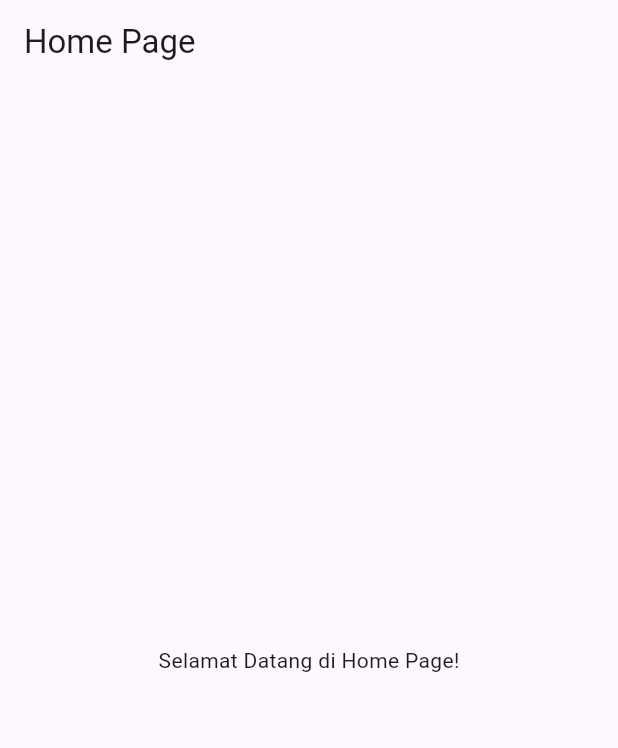
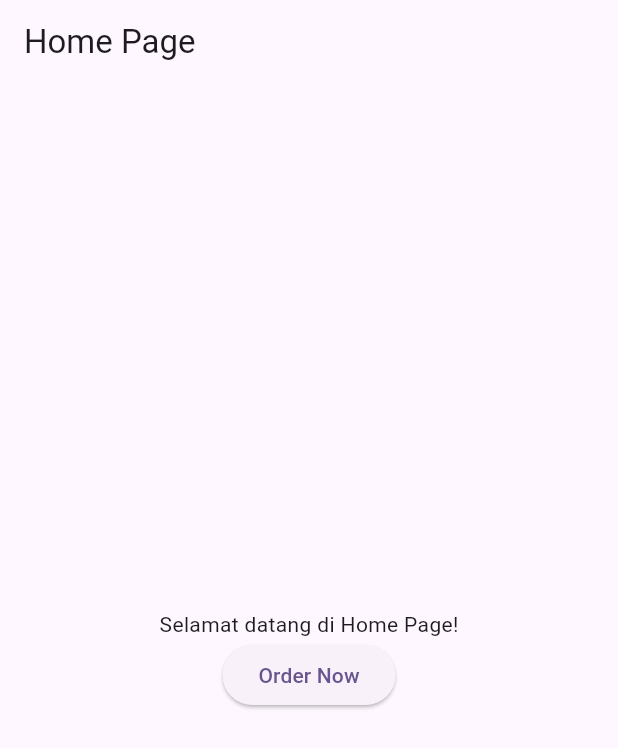
Before and after one commit to iqwa-a/202220140128_act4, a Flutter app: the HomePage screen opened directly, on a phone screen of 412 x 824 dp. Shown: the top 748 px of the screen. Run offline on Flutter 3.47's test engine with Material 3 defaults, Android fonts, the phone set to English and light mode, and no system bars.

Commit message:
navigasi ke order dari HomePage

```diff
--- a/lib/home_page.dart
+++ b/lib/home_page.dart
@@ -1,4 +1,5 @@
 import 'package:flutter/material.dart';
+import 'package:login/order_page.dart';
 
  class HomePage extends StatefulWidget {
    const HomePage({super.key});
@@ -14,11 +15,20 @@ import 'package:flutter/material.dart';
        appBar: AppBar(title: Text('Home Page')),
        body: Center(
          child: Column(
-           spacing: 8,
-           mainAxisAlignment: MainAxisAlignment.center,
-           children: [
-             Text('Selamat Datang di Home Page!'),
-           ],
+          // Catatan: `spacing` bukan properti bawaan Column, kemungkinan maksudnya SizedBox
+          mainAxisAlignment: MainAxisAlignment.center,
+          children: [
+            Text('Selamat datang di Home Page!'),
+            ElevatedButton(
+              onPressed: () {
+                Navigator.push(
+                  context,
+                  MaterialPageRoute(builder: (context) => const OrderPage()),
+                );
+              },
+              child: Text('Order Now'),
+            ),
+          ],
          ),
        ),
      );
```
